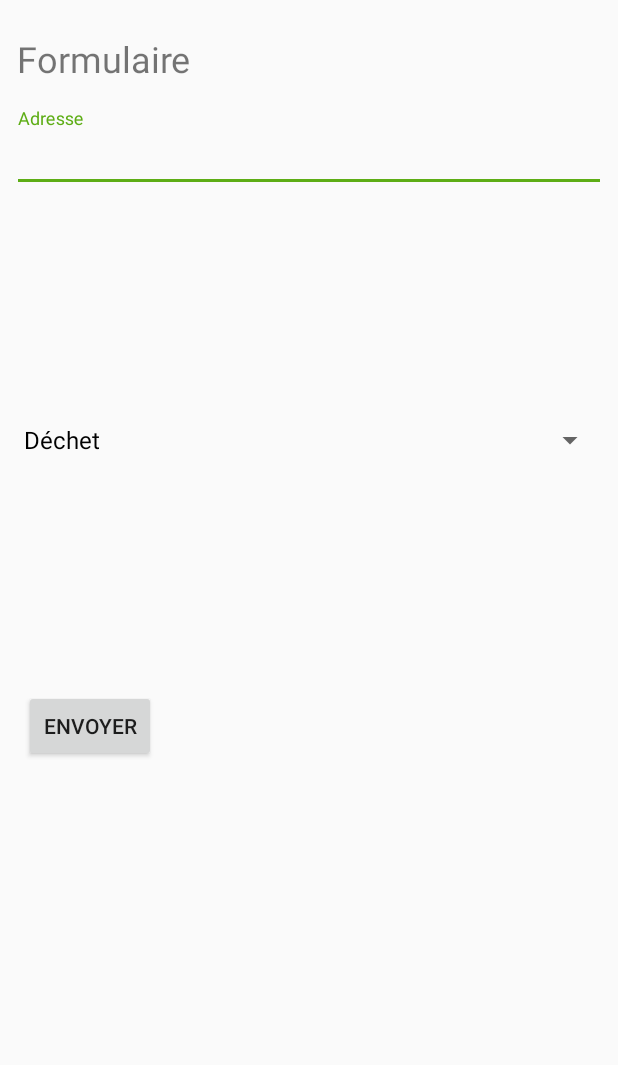
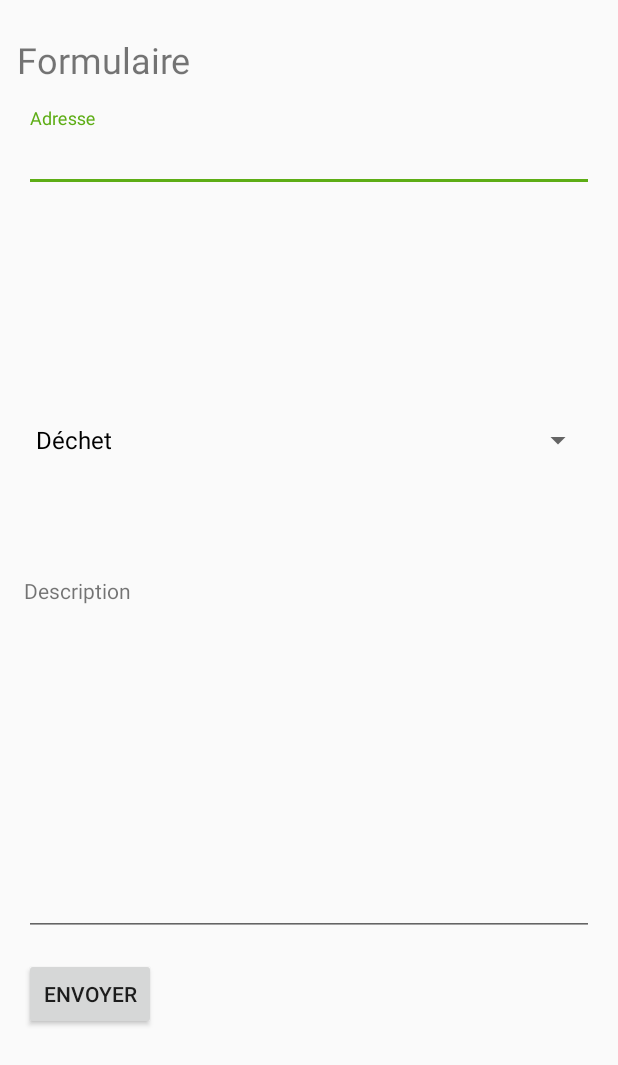
Before and after one commit to davebro10/InfoPoubelle, an Android app: the FormulaireActivity screen opened directly, with no data from a screen before it, on a phone screen of 412 x 824 dp. Shown: the top 1065 px of the screen. Run offline under Robolectric (Android 15) with nearby library versions, the phone set to English and light mode, and no system bars; Roboto replaces fonts that are not available here.

Commit message:
Plusieurs correctifs

```diff
--- a/app/src/main/res/layout/activity_formulaire.xml
+++ b/app/src/main/res/layout/activity_formulaire.xml
@@ -9,24 +9,29 @@
     <TextView
         android:id="@+id/lblFormulaire"
         android:layout_width="0dp"
-        android:layout_height="33dp"
-        android:layout_marginBottom="16dp"
+        android:layout_height="0dp"
+        android:layout_marginBottom="140dp"
         android:layout_marginEnd="11dp"
         android:layout_marginStart="11dp"
+        android:layout_marginTop="23dp"
         android:fontFamily="@font/roboto"
         android:text="Formulaire"
         android:textSize="24sp"
-        app:layout_constraintBottom_toTopOf="@+id/txtAdresseFormulaire"
+        app:layout_constraintBottom_toTopOf="@+id/lblDescription"
         app:layout_constraintEnd_toEndOf="parent"
-        app:layout_constraintStart_toStartOf="parent" />
+        app:layout_constraintHorizontal_bias="0.0"
+        app:layout_constraintStart_toStartOf="parent"
+        app:layout_constraintTop_toTopOf="parent"
+        app:layout_constraintVertical_bias="0.0"
+        app:layout_constraintVertical_chainStyle="packed" />
 
     <android.support.design.widget.TextInputLayout
         android:id="@+id/txtAdresseFormulaire"
         android:layout_width="0dp"
         android:layout_height="wrap_content"
         android:layout_marginBottom="16dp"
-        android:layout_marginEnd="8dp"
-        android:layout_marginStart="8dp"
+        android:layout_marginEnd="16dp"
+        android:layout_marginStart="16dp"
         android:layout_marginTop="72dp"
         app:layout_constraintBottom_toTopOf="@+id/ddlBac"
         app:layout_constraintEnd_toEndOf="parent"
@@ -44,8 +49,8 @@
         android:layout_width="0dp"
         android:layout_height="0dp"
         android:layout_marginBottom="381dp"
-        android:layout_marginEnd="8dp"
-        android:layout_marginStart="8dp"
+        android:layout_marginEnd="16dp"
+        android:layout_marginStart="16dp"
         app:layout_constraintBottom_toBottomOf="parent"
         app:layout_constraintEnd_toEndOf="parent"
         app:layout_constraintHorizontal_bias="0.0"
@@ -57,9 +62,32 @@
         android:layout_width="wrap_content"
         android:layout_height="wrap_content"
         android:layout_marginStart="16dp"
-        android:layout_marginTop="17dp"
+        android:layout_marginTop="196dp"
         android:text="Envoyer"
         app:layout_constraintStart_toStartOf="parent"
         app:layout_constraintTop_toBottomOf="@+id/ddlBac" />
 
+    <EditText
+        android:id="@+id/editText"
+        android:layout_width="0dp"
+        android:layout_height="0dp"
+        android:layout_marginBottom="200dp"
+        android:layout_marginEnd="16dp"
+        android:layout_marginStart="16dp"
+        android:ems="10"
+        android:inputType="textMultiLine"
+        app:layout_constraintBottom_toBottomOf="parent"
+        app:layout_constraintEnd_toEndOf="parent"
+        app:layout_constraintStart_toStartOf="parent"
+        app:layout_constraintTop_toBottomOf="@+id/lblDescription" />
+
+    <TextView
+        android:id="@+id/lblDescription"
+        android:layout_width="wrap_content"
+        android:layout_height="wrap_content"
+        android:text="Description"
+        app:layout_constraintBottom_toTopOf="@+id/editText"
+        app:layout_constraintStart_toStartOf="@+id/editText"
+        app:layout_constraintTop_toBottomOf="@+id/lblFormulaire" />
+
 </android.support.constraint.ConstraintLayout>
--- a/app/src/main/res/layout/activity_texte_recherche.xml
+++ b/app/src/main/res/layout/activity_texte_recherche.xml
@@ -10,7 +10,7 @@
     <android.support.design.widget.TextInputLayout
         android:id="@+id/textInputLayout2"
         android:layout_width="0dp"
-        android:layout_height="0dp"
+        android:layout_height="73dp"
         android:layout_marginBottom="102dp"
         android:layout_marginEnd="14dp"
         android:layout_marginStart="14dp"
```
